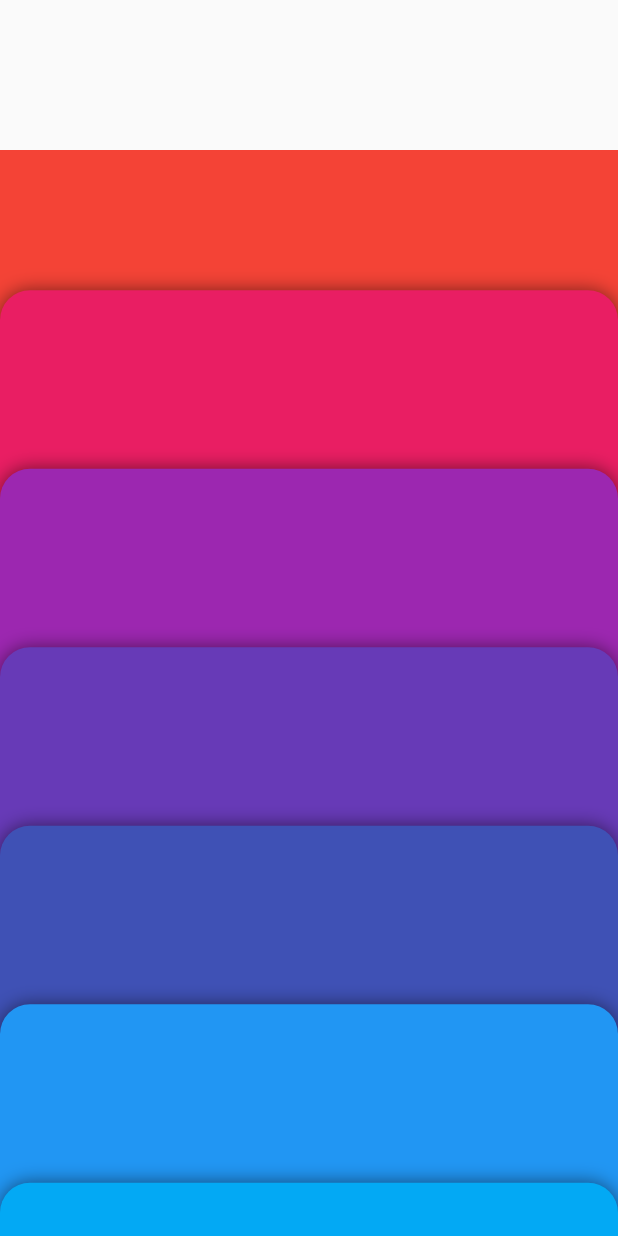
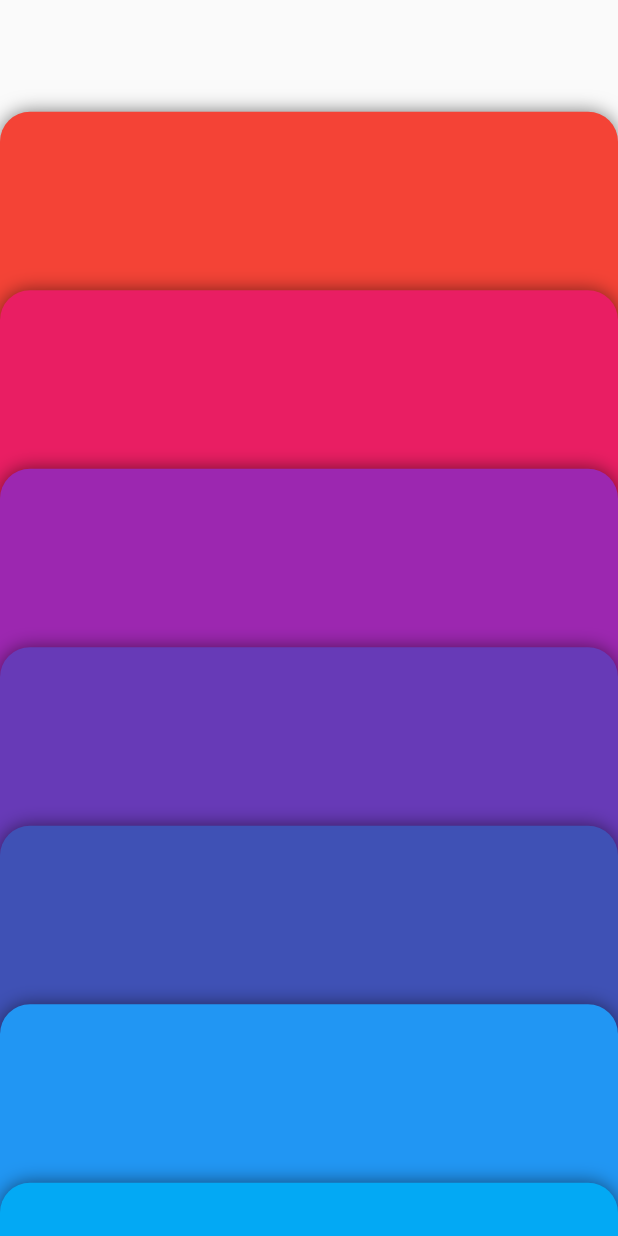
Before and after one commit to charger513/flutter_demos, a Flutter app: the ListAnimationPage screen opened directly, on a phone screen of 412 x 824 dp. Run offline on Flutter 3.47's test engine with Material 2 defaults, Android fonts, the light colour scheme and no system bars; our stand-ins replace google_fonts, syncfusion_flutter_sliders.

Commit message:
fix: Add padding top to List and add bouncing physics

```diff
--- a/lib/list_animation/ui/pages/list_animation_page.dart
+++ b/lib/list_animation/ui/pages/list_animation_page.dart
@@ -37,11 +37,10 @@ class _ListAnimationPageState extends State<ListAnimationPage> {
     return Scaffold(
       body: Column(
         children: [
-          const SizedBox(
-            height: 100,
-          ),
           Expanded(
             child: ListView.builder(
+              physics: const BouncingScrollPhysics(),
+              padding: const EdgeInsets.only(top: 100),
               controller: _scrollController,
               itemCount: colors.length,
               itemBuilder: (context, index) {
```
